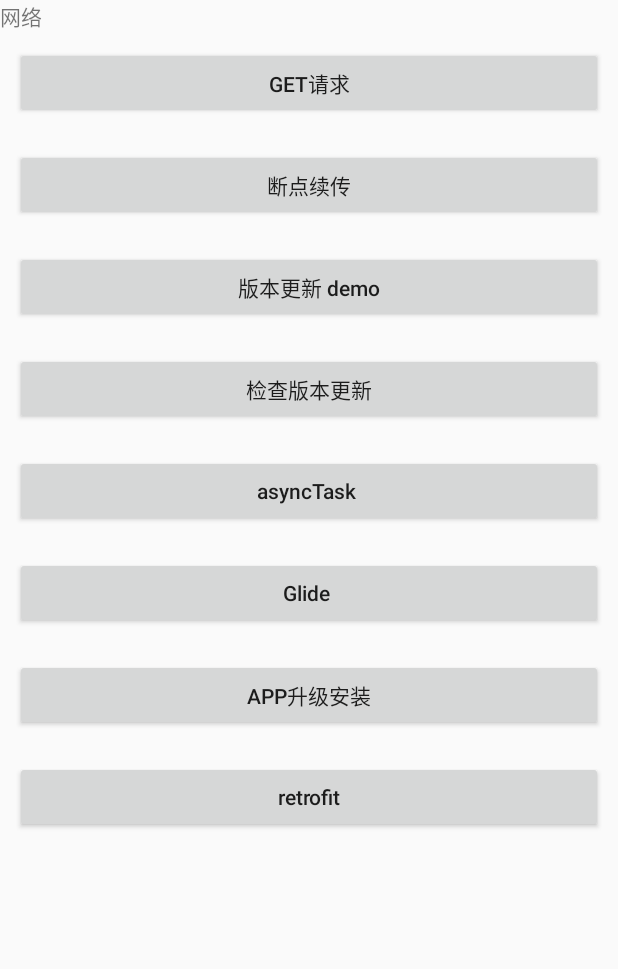
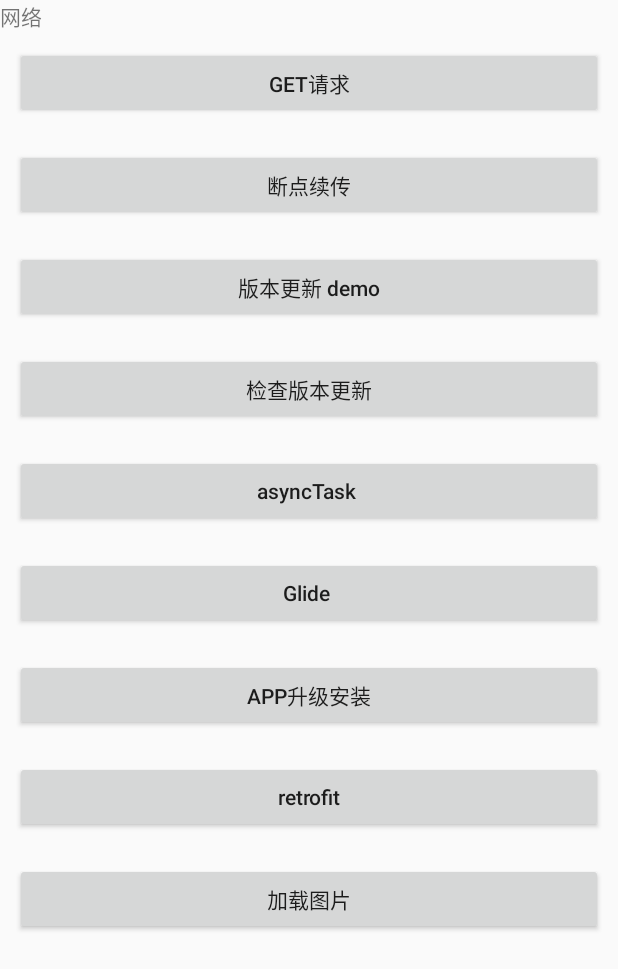
Before and after one commit to rcj60560/MyTest, an Android app: the NetActivity screen opened directly, with no data from a screen before it, on a phone screen of 412 x 824 dp. Shown: the top 969 px of the screen. Run offline under Robolectric (Android 15) with nearby library versions, the phone set to English and light mode, and no system bars; our stand-ins replace RxJava; libraries missing offline, so code that uses them is left out: com.blankj.utilcode, com.lzy.okgo; pictures from the network do not load.

Commit message:
测试tomcat

```diff
--- a/app/src/main/java/com/luocj/mytest/activity/net/NetActivity.java
+++ b/app/src/main/java/com/luocj/mytest/activity/net/NetActivity.java
@@ -27,7 +27,6 @@ import com.lzy.okgo.request.base.Request;
 
 import java.io.File;
 import java.io.IOException;
-import java.util.concurrent.Executor;
 import java.util.concurrent.ExecutorService;
 import java.util.concurrent.Executors;
 
@@ -36,6 +35,7 @@ import androidx.annotation.Nullable;
 import androidx.appcompat.app.AlertDialog;
 import androidx.appcompat.app.AppCompatActivity;
 import androidx.core.app.ActivityCompat;
+
 import io.reactivex.Observable;
 import io.reactivex.Observer;
 import io.reactivex.android.schedulers.AndroidSchedulers;
@@ -49,7 +49,6 @@ import okhttp3.OkHttpClient;
 import okhttp3.Response;
 import okhttp3.ResponseBody;
 import retrofit2.Retrofit;
-import retrofit2.adapter.rxjava.RxJavaCallAdapterFactory;
 import retrofit2.adapter.rxjava2.RxJava2CallAdapterFactory;
 import retrofit2.converter.gson.GsonConverterFactory;
 
@@ -299,4 +298,13 @@ public class NetActivity extends AppCompatActivity {
 //                    }
 //                });
     }
+
+    public void doGetImages(View view) {
+//        String imageUrl = "http://127.0.0.1:8080/file/image/1.jpg";
+        String imageUrl = "http://192.168.1.4:8080/file/image/1.jpg";
+        Glide.with(this)
+                .load(imageUrl)
+                .error(R.mipmap.ic_launcher)
+                .into(iv);
+    }
 }
--- a/app/src/main/res/layout/activity_net.xml
+++ b/app/src/main/res/layout/activity_net.xml
@@ -1,8 +1,14 @@
 <?xml version="1.0" encoding="utf-8"?>
-<LinearLayout xmlns:android="http://schemas.android.com/apk/res/android"
+<ScrollView xmlns:android="http://schemas.android.com/apk/res/android"
+    xmlns:tools="http://schemas.android.com/tools"
     android:layout_width="match_parent"
-    android:layout_height="match_parent"
+    android:layout_height="match_parent">
+
+    <LinearLayout
+        android:layout_width="match_parent"
+        android:layout_height="wrap_content"
         android:orientation="vertical">
+
 
         <TextView
             android:layout_width="match_parent"
@@ -71,11 +77,20 @@
             android:text="retrofit"
             android:textAllCaps="false" />
 
+        <Button
+            android:layout_width="match_parent"
+            android:layout_height="wrap_content"
+            android:layout_margin="10dp"
+            android:onClick="doGetImages"
+            android:text="加载图片"
+            android:textAllCaps="false" />
+
         <ImageView
             android:id="@+id/iv"
             android:layout_width="wrap_content"
             android:layout_height="wrap_content"
-        android:layout_margin="10dp" />
+            android:layout_margin="10dp"
+            tools:src="@mipmap/ic_launcher" />
+    </LinearLayout>
 
-
-</LinearLayout>
+</ScrollView>
```
Lines whose indentation alone changed are shown as unchanged.
